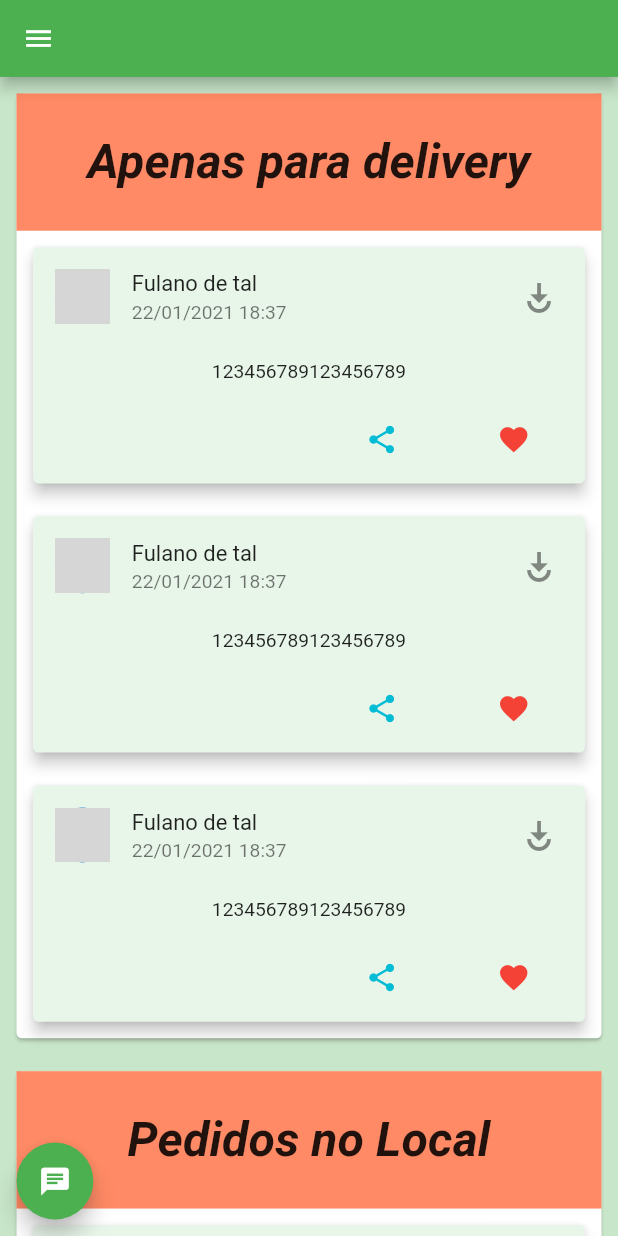
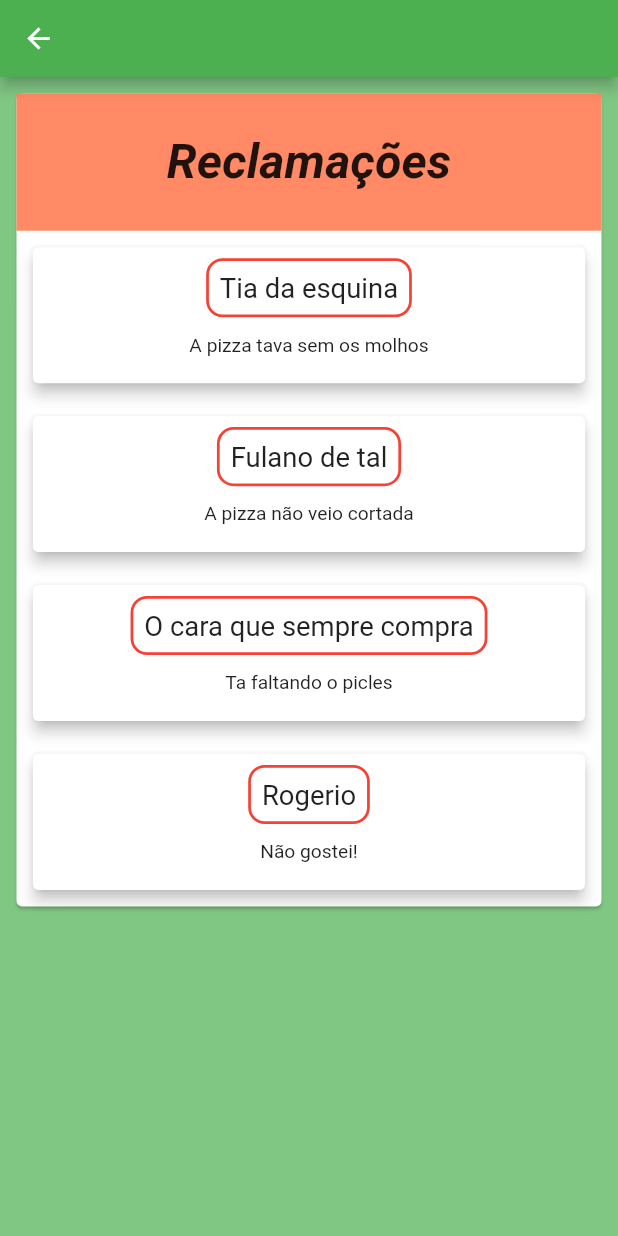
Before and after one commit to 190718/pizza, a Flutter app: the MenuHomeScreen screen opened directly, after a tap on the "chat" icon, on a phone screen of 412 x 824 dp. Run offline on Flutter 3.47's test engine with Material 2 defaults, Android fonts, the phone set to English and light mode, and no system bars; our stand-ins replace get, responsive_framework; network calls fail; grey boxes are pictures that could not be loaded.

Commit message:
area de reclamações

```diff
--- /dev/null
+++ b/lib/screens/chat/chat_screen.dart
@@ -0,0 +1,193 @@
+import 'package:flutter/material.dart';
+import 'package:pizza/menu_cards/cards_itens.dart';
+
+class ChatScreen extends StatelessWidget {
+  @override
+  Widget build(BuildContext context) {
+    return Scaffold(
+      backgroundColor: Colors.green[300],
+      appBar: AppBar(
+        backgroundColor: Colors.green,
+      ),
+      body: ListView(
+        children: [
+          Padding(
+            padding: const EdgeInsets.all(8.0),
+            child: Card(
+              child: Column(
+                children: [
+                  Container(
+                    height: 100,
+                    color: Colors.deepOrange[300],
+                    child: Center(
+                      child: Text(
+                        'Reclamações',
+                        style: TextStyle(
+                          fontSize: 35,
+                          fontStyle: FontStyle.italic,
+                          fontWeight: FontWeight.w600,
+                        ),
+                      ),
+                    ),
+                  ),
+                  Padding(
+                    padding: const EdgeInsets.all(8.0),
+                    child: Container(
+                      width: MediaQuery.of(context).size.width,
+                      child: Card(
+                        elevation: 4,
+                        child: Padding(
+                          padding: const EdgeInsets.all(8.0),
+                          child: Column(
+                            children: [
+                              Container(
+                                decoration: BoxDecoration(
+                                  borderRadius: BorderRadius.circular(12),
+                                  border: Border.all(
+                                    color: Colors.red,
+                                    width: 2,
+                                  ),
+                                ),
+                                child: Padding(
+                                  padding: const EdgeInsets.all(8.0),
+                                  child: Text(
+                                    'Tia da esquina',
+                                    style: TextStyle(
+                                      fontSize: 20,
+                                    ),
+                                  ),
+                                ),
+                              ),
+                              Padding(
+                                padding: const EdgeInsets.all(12.0),
+                                child: Text('A pizza tava sem os molhos'),
+                              ),
+                            ],
+                          ),
+                        ),
+                      ),
+                    ),
+                  ),
+                  Padding(
+                    padding: const EdgeInsets.all(8.0),
+                    child: Container(
+                      width: MediaQuery.of(context).size.width,
+                      child: Card(
+                        elevation: 4,
+                        child: Padding(
+                          padding: const EdgeInsets.all(8.0),
+                          child: Column(
+                            children: [
+                              Container(
+                                decoration: BoxDecoration(
+                                  borderRadius: BorderRadius.circular(12),
+                                  border: Border.all(
+                                    color: Colors.red,
+                                    width: 2,
+                                  ),
+                                ),
+                                child: Padding(
+                                  padding: const EdgeInsets.all(8.0),
+                                  child: Text(
+                                    'Fulano de tal',
+                                    style: TextStyle(
+                                      fontSize: 20,
+                                    ),
+                                  ),
+                                ),
+                              ),
+                              Padding(
+                                padding: const EdgeInsets.all(12.0),
+                                child: Text('A pizza não veio cortada'),
+                              ),
+                            ],
+                          ),
+                        ),
+                      ),
+                    ),
+                  ),
+                  Padding(
+                    padding: const EdgeInsets.all(8.0),
+                    child: Container(
+                      width: MediaQuery.of(context).size.width,
+                      child: Card(
+                        elevation: 4,
+                        child: Padding(
+                          padding: const EdgeInsets.all(8.0),
+                          child: Column(
+                            children: [
+                              Container(
+                                decoration: BoxDecoration(
+                                  borderRadius: BorderRadius.circular(12),
+                                  border: Border.all(
+                                    color: Colors.red,
+                                    width: 2,
+                                  ),
+                                ),
+                                child: Padding(
+                                  padding: const EdgeInsets.all(8.0),
+                                  child: Text(
+                                    'O cara que sempre compra',
+                                    style: TextStyle(
+                                      fontSize: 20,
+                                    ),
+                                  ),
+                                ),
+                              ),
+                              Padding(
+                                padding: const EdgeInsets.all(12.0),
+                                child: Text('Ta faltando o picles'),
+                              ),
+                            ],
+                          ),
+                        ),
+                      ),
+                    ),
+                  ),
+                  Padding(
+                    padding: const EdgeInsets.all(8.0),
+                    child: Container(
+                      width: MediaQuery.of(context).size.width,
+                      child: Card(
+                        elevation: 4,
+                        child: Padding(
+                          padding: const EdgeInsets.all(8.0),
+                          child: Column(
+                            children: [
+                              Container(
+                                decoration: BoxDecoration(
+                                  borderRadius: BorderRadius.circular(12),
+                                  border: Border.all(
+                                    color: Colors.red,
+                                    width: 2,
+                                  ),
+                                ),
+                                child: Padding(
+                                  padding: const EdgeInsets.all(8.0),
+                                  child: Text(
+                                    'Rogerio',
+                                    style: TextStyle(
+                                      fontSize: 20,
+                                    ),
+                                  ),
+                                ),
+                              ),
+                              Padding(
+                                padding: const EdgeInsets.all(12.0),
+                                child: Text('Não gostei!'),
+                              ),
+                            ],
+                          ),
+                        ),
+                      ),
+                    ),
+                  ),
+                ],
+              ),
+            ),
+          ),
+        ],
+      ),
+    );
+  }
+}
--- a/lib/screens/home/menu_home_screen.dart
+++ b/lib/screens/home/menu_home_screen.dart
@@ -1,5 +1,7 @@
 import 'package:flutter/material.dart';
+import 'package:get/get.dart';
 import 'package:pizza/menu_cards/cards_itens.dart';
+import 'package:pizza/screens/chat/chat_screen.dart';
 import 'package:pizza/screens/widgets/custon_drawer/custon_drawer.dart';
 
 class MenuHomeScreen extends StatelessWidget {
@@ -94,8 +96,8 @@ class MenuHomeScreen extends StatelessWidget {
       floatingActionButton: FloatingActionButton(
         //cor do botão
         backgroundColor: Colors.green,
-        //função de click, nulla
-        onPressed: () {},
+        //Inicia tela de chat
+        onPressed: () => Get.to(ChatScreen()),
         //Um filho com icone de chat
         child: Icon(Icons.chat),
       ),
```
